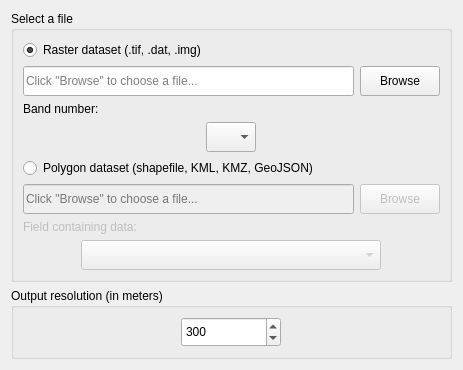
ConservationInternational/trends.earth, file LDMP/gui/WidgetLoadDataSelectFileInput.ui: the form before one commit.
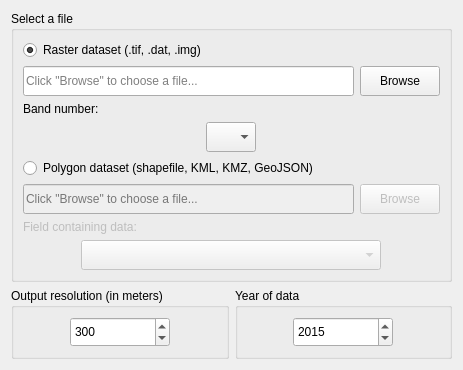
The form after the commit.

The edit to the form file:
```diff
--- a/LDMP/gui/WidgetLoadDataSelectFileInput.ui
+++ b/LDMP/gui/WidgetLoadDataSelectFileInput.ui
@@ -181,6 +181,8 @@
     </widget>
    </item>
    <item>
+    <layout class="QHBoxLayout" name="horizontalLayout">
+     <item>
     <widget class="QGroupBox" name="groupBox_output_resolution">
      <property name="title">
       <string>Output resolution (in meters)</string>
@@ -213,6 +215,66 @@
       </item>
      </layout>
     </widget>
+     </item>
+     <item>
+      <widget class="QGroupBox" name="groupBox">
+       <property name="title">
+        <string>Year of data</string>
+       </property>
+       <layout class="QVBoxLayout" name="verticalLayout_2">
+        <item alignment="Qt::AlignHCenter">
+         <widget class="QDateEdit" name="spinBox_data_year">
+          <property name="sizePolicy">
+           <sizepolicy hsizetype="Minimum" vsizetype="Minimum">
+            <horstretch>0</horstretch>
+            <verstretch>0</verstretch>
+           </sizepolicy>
+          </property>
+          <property name="minimumSize">
+           <size>
+            <width>100</width>
+            <height>30</height>
+           </size>
+          </property>
+          <property name="maximumSize">
+           <size>
+            <width>120</width>
+            <height>35</height>
+           </size>
+          </property>
+          <property name="date">
+           <date>
+            <year>2015</year>
+            <month>12</month>
+            <day>31</day>
+           </date>
+          </property>
+          <property name="maximumDateTime">
+           <datetime>
+            <hour>23</hour>
+            <minute>59</minute>
+            <second>59</second>
+            <year>2030</year>
+            <month>12</month>
+            <day>31</day>
+           </datetime>
+          </property>
+          <property name="minimumDate">
+           <date>
+            <year>1980</year>
+            <month>1</month>
+            <day>1</day>
+           </date>
+          </property>
+          <property name="displayFormat">
+           <string notr="true">yyyy</string>
+          </property>
+         </widget>
+        </item>
+       </layout>
+      </widget>
+     </item>
+    </layout>
    </item>
   </layout>
  </widget>
```
Lines whose indentation alone changed are shown as unchanged.
